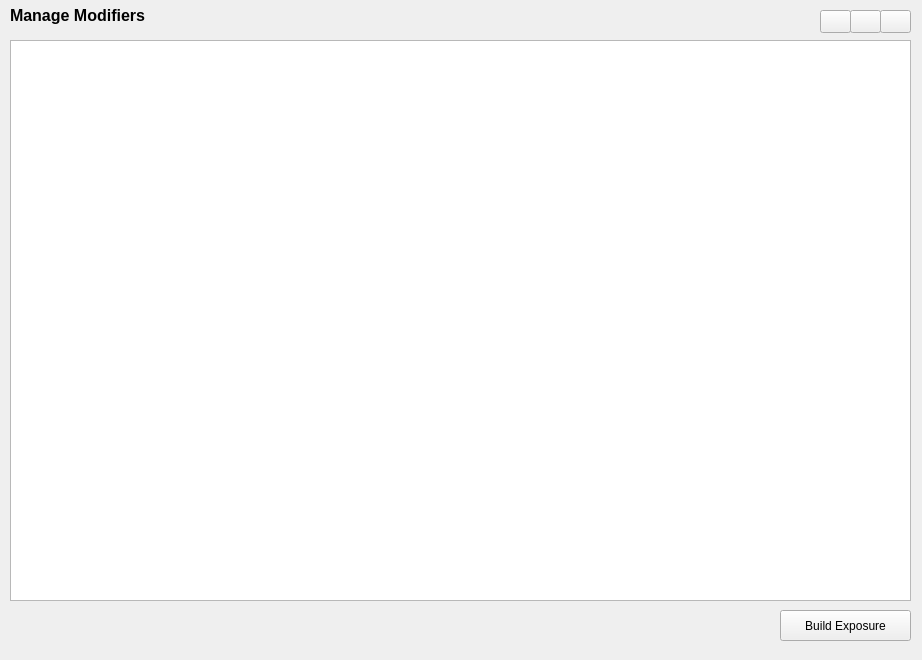
This is qt/wdg_mod.ui in gem/sidd as Qt 5 draws it before an edit. The edited form follows.
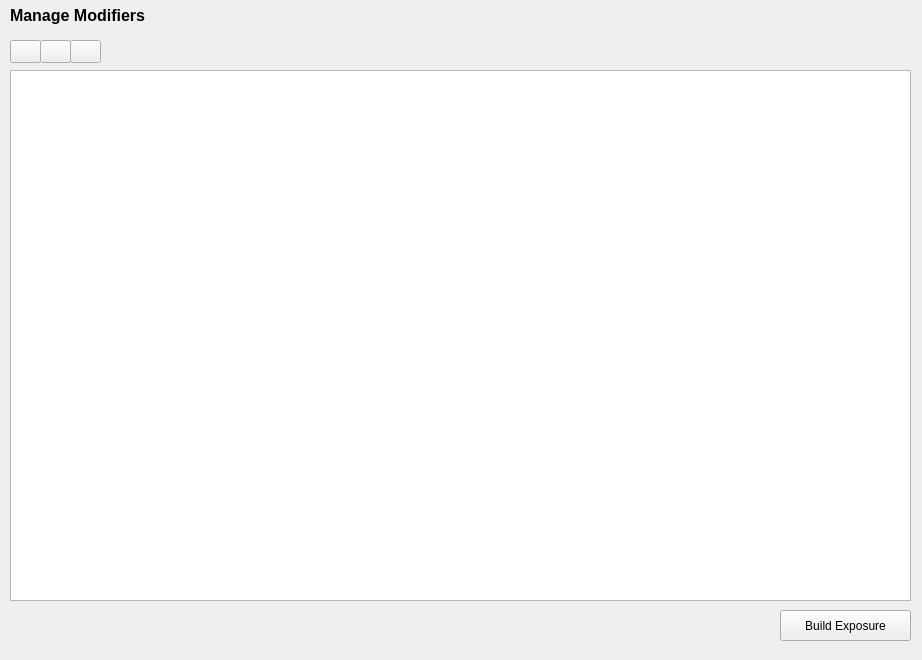
This is the edited form. Icons and pictures are not drawn.

Commit message: added features - allow user to define avgSize and UnitCost to mapping scheme   - updated classes Statistics and StatisticNode   - new dialog for user input   - new ms_leaves_table class to display leaves   - updated exposure generation code - create exposure from population grids   - updated data input widget and wizard widget   - updated project   - updated preview

Patch:
```diff
--- a/qt/wdg_mod.ui
+++ b/qt/wdg_mod.ui
@@ -30,9 +30,9 @@
    <property name="geometry">
     <rect>
      <x>10</x>
-     <y>40</y>
+     <y>70</y>
      <width>901</width>
-     <height>561</height>
+     <height>531</height>
     </rect>
    </property>
    <attribute name="verticalHeaderVisible">
@@ -65,16 +65,16 @@
   <widget class="QWidget" name="widget_buttons" native="true">
    <property name="geometry">
     <rect>
-     <x>730</x>
-     <y>10</y>
-     <width>181</width>
+     <x>10</x>
+     <y>40</y>
+     <width>151</width>
      <height>31</height>
     </rect>
    </property>
    <widget class="QPushButton" name="btn_del_mod">
     <property name="geometry">
      <rect>
-      <x>120</x>
+      <x>30</x>
       <y>0</y>
       <width>31</width>
       <height>23</height>
@@ -94,7 +94,7 @@
    <widget class="QPushButton" name="btn_edit_mod">
     <property name="geometry">
      <rect>
-      <x>150</x>
+      <x>60</x>
       <y>0</y>
       <width>31</width>
       <height>23</height>
@@ -114,7 +114,7 @@
    <widget class="QPushButton" name="btn_add_mod">
     <property name="geometry">
      <rect>
-      <x>90</x>
+      <x>0</x>
       <y>0</y>
       <width>31</width>
       <height>23</height>
@@ -132,6 +132,30 @@
     </property>
    </widget>
   </widget>
+  <widget class="QLabel" name="lb_gem_logo">
+   <property name="geometry">
+    <rect>
+     <x>800</x>
+     <y>0</y>
+     <width>121</width>
+     <height>61</height>
+    </rect>
+   </property>
+   <property name="text">
+    <string/>
+   </property>
+   <property name="pixmap">
+    <pixmap resource="resources/SIDDResource.qrc">:/imgs/gem_logo_120X60.png</pixmap>
+   </property>
+   <property name="scaledContents">
+    <bool>true</bool>
+   </property>
+  </widget>
+  <zorder>lb_gem_logo</zorder>
+  <zorder>btn_build_exposure</zorder>
+  <zorder>table_mod</zorder>
+  <zorder>lb_panel_title</zorder>
+  <zorder>widget_buttons</zorder>
  </widget>
  <resources>
   <include location="resources/SIDDResource.qrc"/>
```
The commit also changes 54 other files.
